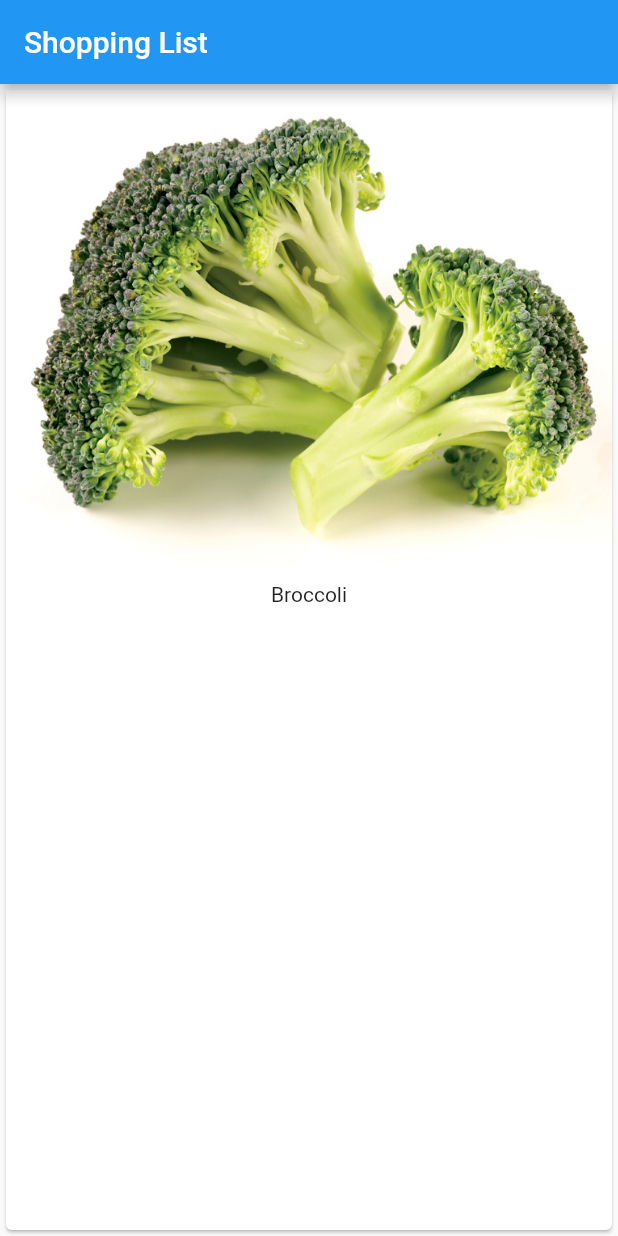
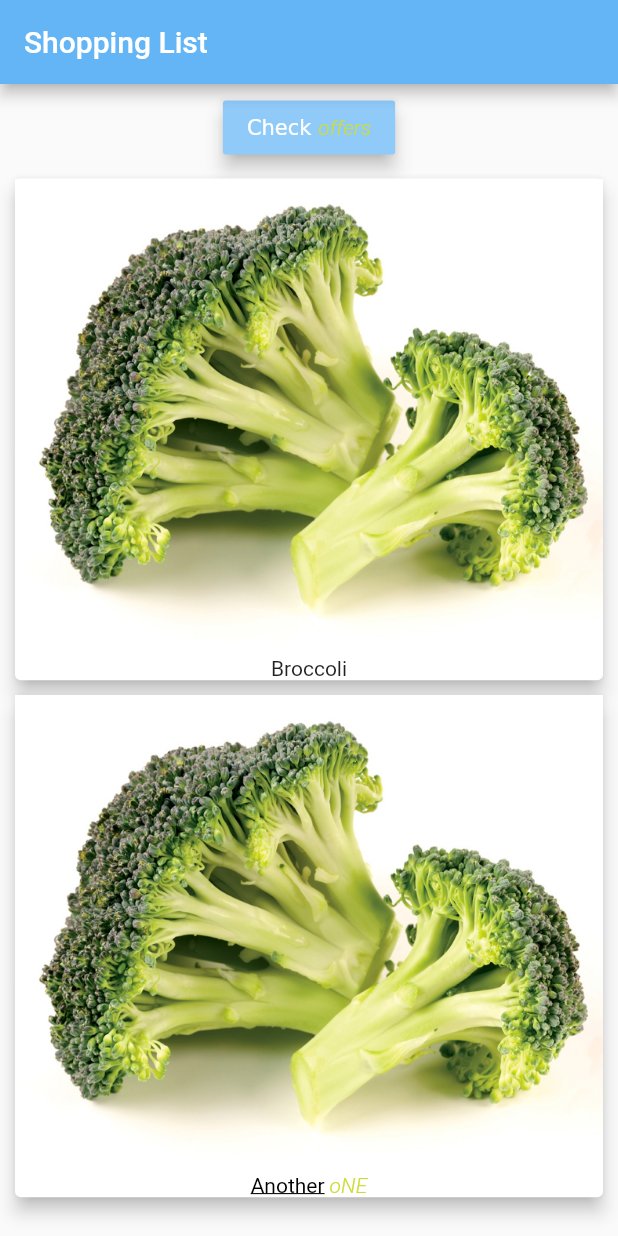
Before and after one commit to MiKr13/Flutter-Basics, a Flutter app: the screen it shows after launch, on a phone screen of 412 x 824 dp. Run offline on Flutter 3.47's test engine with Material 2 defaults, Android fonts, the phone set to English and light mode, and no system bars.

Commit message:
Card, Rich Text and Button basics

```diff
--- a/lib/main.dart
+++ b/lib/main.dart
@@ -1,4 +1,5 @@
 import 'package:flutter/material.dart';
+import 'package:flutter/painting.dart';
 import 'package:flutter/widgets.dart';
 
 main() {
@@ -11,16 +12,79 @@ class MyApp extends StatelessWidget {
     return MaterialApp(
       home: Scaffold(
           appBar: AppBar(
-              title: Text('Shopping List'), backgroundColor: Colors.blue),
-          body: Card(
+              title: Text('Shopping List'),
+              backgroundColor: Colors.blue[300],
+          ),
+          body: Column (
+            children: [
+              Container(
+                child: RaisedButton(
+                  onPressed: () { },
+                  elevation: 5,
+                  highlightElevation: 0,
+                  color: Colors.blue[200],
+                  child: RichText(
+                    text: TextSpan(
+                      children: <TextSpan>[
+                        TextSpan(text: "Check "),
+                        TextSpan(
+                          text: "offers",
+                          style: TextStyle(
+                            fontWeight: FontWeight.w300,
+                            fontStyle: FontStyle.italic,
+                            color: Colors.lime
+                          ),
+                        ),
+                      ],
+                    ),
+                  ),
+                  animationDuration: Duration(milliseconds: 400),
+                ),
+                margin: EdgeInsets.symmetric(vertical: 5)
+              ),
+              Card(
                 child: Column(
                   children: <Widget>[
                     Image.asset('assests/image_riviera_broccoli.jpg'),
                     Text('Broccoli')
                   ],
+                ),
+                margin: EdgeInsets.symmetric(vertical: 5, horizontal: 10),
+                elevation: 5,
+              ),
+              Card(
+                child: Column(
+                  children: <Widget>[
+                    Image.asset('assests/image_riviera_broccoli.jpg'),
+                    RichText(
+                      text: TextSpan(
+                        children: <TextSpan>[
+                          TextSpan(
+                            text: "Another",
+                            style: TextStyle(
+                              decoration: TextDecoration.underline,
+                              color: Colors.black
+                            ),
+                          ),
+                          TextSpan(
+                            text: " oNE",
+                            style: TextStyle(
+                              fontWeight: FontWeight.w300,
+                              fontStyle: FontStyle.italic,
+                              color: Colors.lime
+                            ),
+                          ),
+                        ],
+                      ),
+                    ),
+                  ],
+                ),
+                margin: EdgeInsets.symmetric(vertical: 5, horizontal: 10),
+                elevation: 5,
               )
+            ]
+          ),
       )
-      ),
     );
   }
 }
```
Lines whose indentation alone changed are shown as unchanged.
